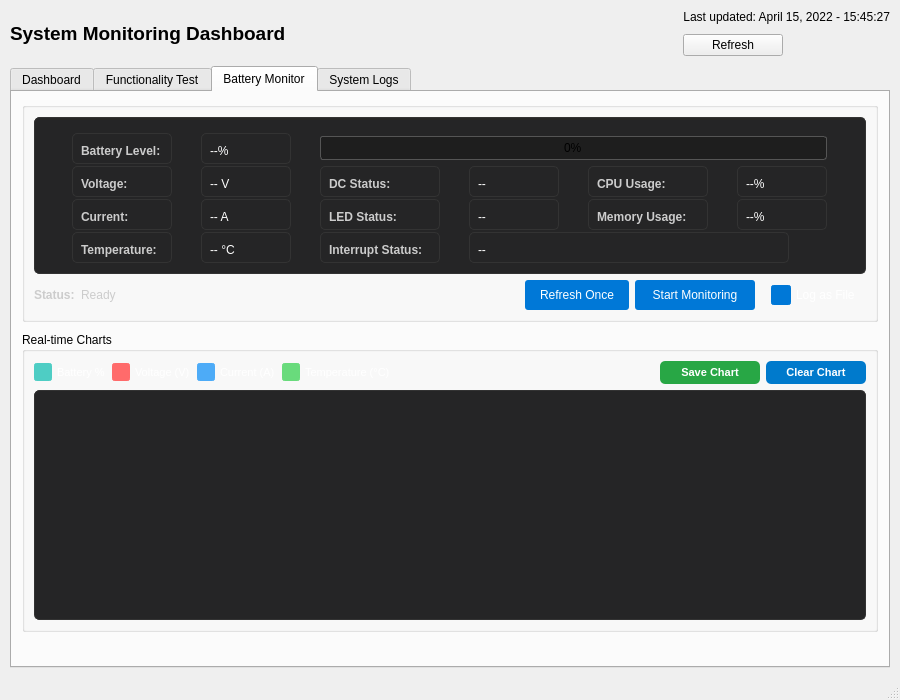
Before: the Qt Designer form gui/ui/main_window.ui in MingYuan-Chen/orion_v2, drawn with Qt 5.
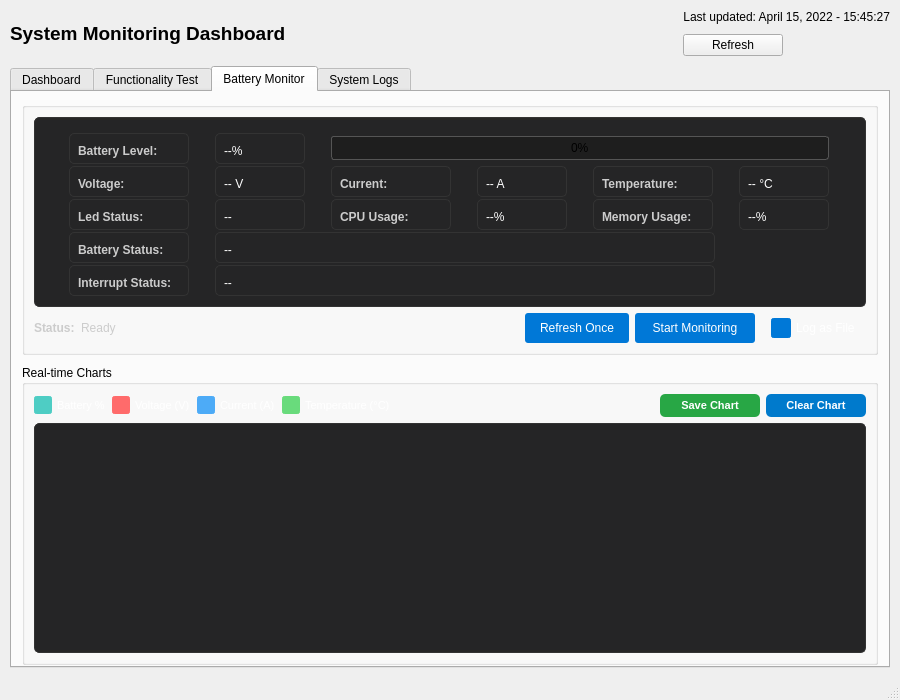
After: the same form once the commit is applied. The open tabs and pages were chosen to show the change.

Commit message: modify dc status as battery status

What changed in the file:
```diff
--- a/gui/ui/main_window.ui
+++ b/gui/ui/main_window.ui
@@ -1309,13 +1309,13 @@
                <widget class="QLabel" name="label_battery_level_title">
                 <property name="minimumSize">
                  <size>
-                  <width>100</width>
+                  <width>120</width>
                   <height>0</height>
                  </size>
                 </property>
                 <property name="maximumSize">
                  <size>
-                  <width>100</width>
+                  <width>120</width>
                   <height>16777215</height>
                  </size>
                 </property>
@@ -1372,13 +1372,13 @@
                <widget class="QLabel" name="label_voltage_title">
                 <property name="minimumSize">
                  <size>
-                  <width>100</width>
+                  <width>120</width>
                   <height>0</height>
                  </size>
                 </property>
                 <property name="maximumSize">
                  <size>
-                  <width>100</width>
+                  <width>120</width>
                   <height>16777215</height>
                  </size>
                 </property>
@@ -1412,17 +1412,18 @@
                 </property>
                </widget>
               </item>
-              <item row="2" column="0">
+
+              <item row="1" column="2">
                <widget class="QLabel" name="label_current_title">
                 <property name="minimumSize">
                  <size>
-                  <width>100</width>
+                  <width>120</width>
                   <height>0</height>
                  </size>
                 </property>
                 <property name="maximumSize">
                  <size>
-                  <width>100</width>
+                  <width>120</width>
                   <height>16777215</height>
                  </size>
                 </property>
@@ -1434,7 +1435,7 @@
                 </property>
                </widget>
               </item>
-              <item row="2" column="1">
+              <item row="1" column="3">
                <widget class="QLabel" name="label_current_value">
                 <property name="minimumSize">
                  <size>
@@ -1456,17 +1457,17 @@
                 </property>
                </widget>
               </item>
-              <item row="3" column="0">
+              <item row="1" column="4">
                <widget class="QLabel" name="label_temperature_title">
                 <property name="minimumSize">
                  <size>
-                  <width>100</width>
+                  <width>120</width>
                   <height>0</height>
                  </size>
                 </property>
                 <property name="maximumSize">
                  <size>
-                  <width>100</width>
+                  <width>120</width>
                   <height>16777215</height>
                  </size>
                 </property>
@@ -1478,7 +1479,7 @@
                 </property>
                </widget>
               </item>
-              <item row="3" column="1">
+              <item row="1" column="5">
                <widget class="QLabel" name="label_temperature_value">
                 <property name="minimumSize">
                  <size>
@@ -1500,8 +1501,8 @@
                 </property>
                </widget>
               </item>
-              <item row="1" column="2">
-               <widget class="QLabel" name="label_dc_status_title">
+              <item row="2" column="0">
+               <widget class="QLabel" name="label_led_status_title">
                 <property name="minimumSize">
                  <size>
                   <width>120</width>
@@ -1515,15 +1516,15 @@
                  </size>
                 </property>
                 <property name="text">
-                 <string>DC Status:</string>
+                 <string>Led Status:</string>
                 </property>
                 <property name="styleSheet">
                  <string>color: #CCCCCC; font-weight: bold;</string>
                 </property>
                </widget>
               </item>
-              <item row="1" column="3">
-               <widget class="QLabel" name="label_dc_status_value">
+              <item row="2" column="1">
+               <widget class="QLabel" name="label_led_status_value">
                 <property name="minimumSize">
                  <size>
                   <width>90</width>
@@ -1544,7 +1545,7 @@
                 </property>
                </widget>
               </item>
-              <item row="1" column="4">
+              <item row="2" column="2">
                <widget class="QLabel" name="label_cpu_usage_title">
                 <property name="minimumSize">
                  <size>
@@ -1566,52 +1567,8 @@
                 </property>
                </widget>
               </item>
-              <item row="1" column="5">
-               <widget class="QLabel" name="label_cpu_usage_value">
-                <property name="minimumSize">
-                 <size>
-                  <width>90</width>
-                  <height>0</height>
-                 </size>
-                </property>
-                <property name="maximumSize">
-                 <size>
-                  <width>90</width>
-                  <height>16777215</height>
-                 </size>
-                </property>
-                <property name="text">
-                 <string>--%</string>
-                </property>
-                <property name="styleSheet">
-                 <string>color: white;</string>
-                </property>
-               </widget>
-              </item>
-              <item row="2" column="2">
-               <widget class="QLabel" name="label_led_status_title">
-                <property name="minimumSize">
-                 <size>
-                  <width>120</width>
-                  <height>0</height>
-                 </size>
-                </property>
-                <property name="maximumSize">
-                 <size>
-                  <width>120</width>
-                  <height>16777215</height>
-                 </size>
-                </property>
-                <property name="text">
-                 <string>LED Status:</string>
-                </property>
-                <property name="styleSheet">
-                 <string>color: #CCCCCC; font-weight: bold;</string>
-                </property>
-               </widget>
-              </item>
               <item row="2" column="3">
-               <widget class="QLabel" name="label_led_status_value">
+               <widget class="QLabel" name="label_cpu_usage_value">
                 <property name="minimumSize">
                  <size>
                   <width>90</width>
@@ -1625,7 +1582,7 @@
                  </size>
                 </property>
                 <property name="text">
-                 <string>--</string>
+                 <string>--%</string>
                 </property>
                 <property name="styleSheet">
                  <string>color: white;</string>
@@ -1676,7 +1633,51 @@
                 </property>
                </widget>
               </item>
-              <item row="3" column="2">
+              <item row="3" column="0">
+               <widget class="QLabel" name="label_dc_status_title">
+                <property name="minimumSize">
+                 <size>
+                  <width>120</width>
+                  <height>0</height>
+                 </size>
+                </property>
+                <property name="maximumSize">
+                 <size>
+                  <width>120</width>
+                  <height>16777215</height>
+                 </size>
+                </property>
+                <property name="text">
+                 <string>Battery Status:</string>
+                </property>
+                <property name="styleSheet">
+                 <string>color: #CCCCCC; font-weight: bold;</string>
+                </property>
+               </widget>
+              </item>
+              <item row="3" column="1" colspan="5">
+               <widget class="QLabel" name="label_dc_status_value">
+                <property name="minimumSize">
+                 <size>
+                  <width>90</width>
+                  <height>0</height>
+                 </size>
+                </property>
+                <property name="maximumSize">
+                 <size>
+                  <width>500</width>
+                  <height>16777215</height>
+                 </size>
+                </property>
+                <property name="text">
+                 <string>--</string>
+                </property>
+                <property name="styleSheet">
+                 <string>color: white;</string>
+                </property>
+               </widget>
+              </item>
+              <item row="4" column="0">
                <widget class="QLabel" name="label_interrupt_status_title">
                 <property name="minimumSize">
                  <size>
@@ -1698,7 +1699,7 @@
                 </property>
                </widget>
               </item>
-              <item row="3" column="3"  colspan="3">
+              <item row="4" column="1" colspan="5">
                <widget class="QLabel" name="label_interrupt_status_value">
                 <property name="minimumSize">
                  <size>
@@ -1708,7 +1709,7 @@
                 </property>
                 <property name="maximumSize">
                  <size>
-                  <width>320</width>
+                  <width>500</width>
                   <height>16777215</height>
                  </size>
                 </property>
```
The commit also changes 11 other files.
